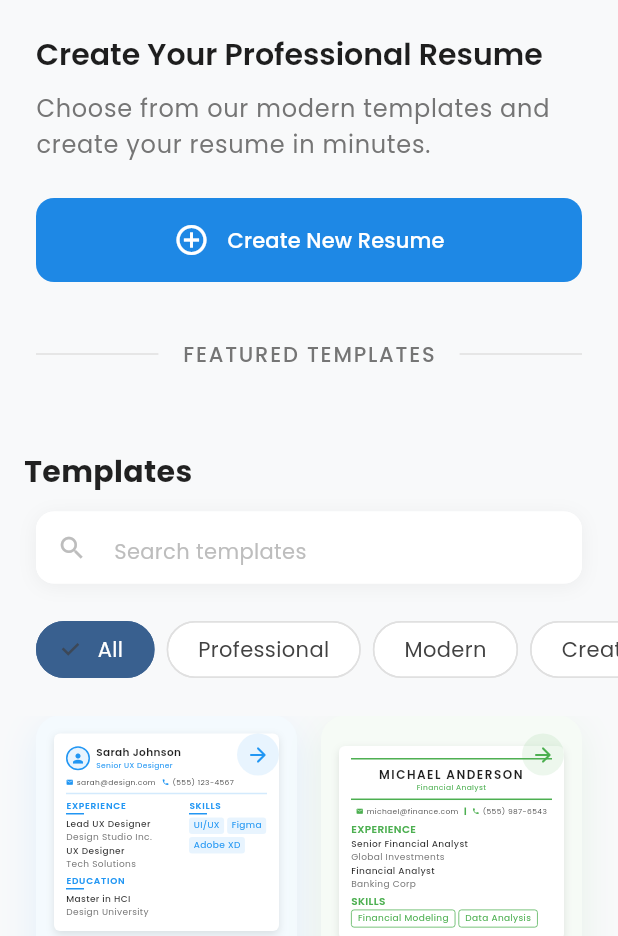
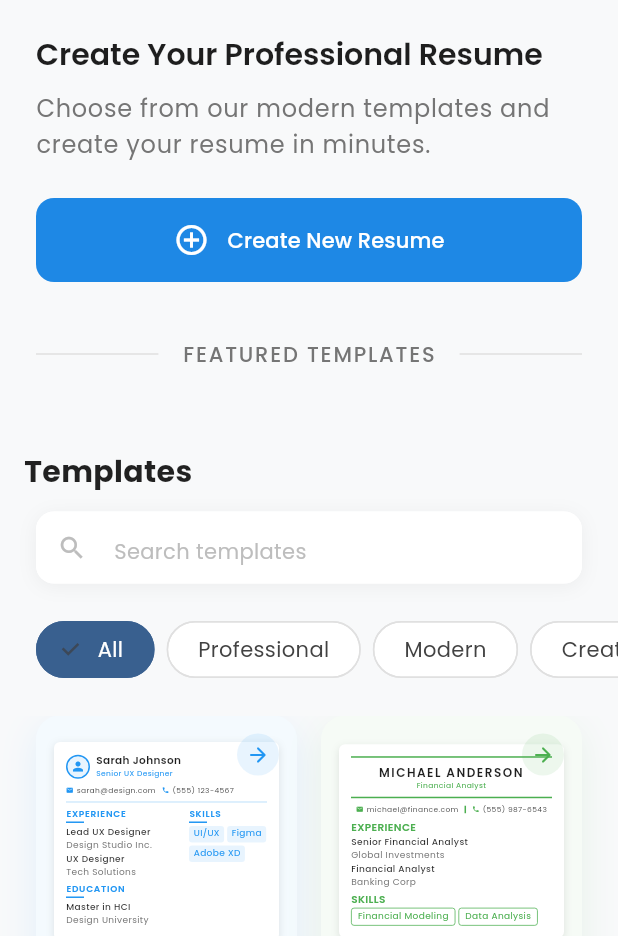
Before and after one commit to chamudithaperera/Flutter-Dart-project-07-Resume_Maker, a Flutter app: the screen it shows after launch, on a phone screen of 412 x 824 dp, the part 300-1236 px from its top. Run offline on Flutter 3.47's test engine with Material 3 defaults, Android fonts, the light colour scheme and no system bars; our stand-ins replace font_awesome_flutter, google_fonts, image_picker, pdf.

Commit message:
Refactor home_screen and resume_preview_page for improved code clarity and consistency
- Removed unused Google Fonts import from home_screen.dart for cleaner code.
- Updated ColorTheme instantiation to use 'const' for better performance in resume_preview_page.dart.
- Replaced Container with SizedBox in resume_preview_page.dart for more appropriate widget usage.
- Cleaned up layout in templates_page.dart by removing commented-out code and enhancing widget structure for better readability.

```diff
--- a/resume_maker/lib/screens/home_screen.dart
+++ b/resume_maker/lib/screens/home_screen.dart
@@ -1,5 +1,4 @@
 import 'package:flutter/material.dart';
-import 'package:google_fonts/google_fonts.dart';
 import 'templates_page.dart';
 import 'select_template_page.dart';
 
--- a/resume_maker/lib/screens/select_template_page.dart
+++ b/resume_maker/lib/screens/select_template_page.dart
@@ -1,6 +1,5 @@
 import 'package:flutter/material.dart';
 import 'package:google_fonts/google_fonts.dart';
-import '../services/template_service.dart';
 import 'template_cover_page.dart';
 
 class ResumePreviewCard extends StatelessWidget {
--- a/resume_maker/lib/screens/templates_page.dart
+++ b/resume_maker/lib/screens/templates_page.dart
@@ -220,7 +220,6 @@
             child: Column(
               crossAxisAlignment: CrossAxisAlignment.start,
               children: [
-                // Image/Preview Area
                 Expanded(
                   flex: 5,
                   child: Container(
@@ -262,9 +261,9 @@
                     ),
                   ),
                 ),
-
-                // Info & Button Area
-                Padding(
+                Expanded(
+                  flex: 3,
+                  child: Padding(
                     padding: const EdgeInsets.fromLTRB(12, 6, 12, 6),
                     child: Column(
                       mainAxisSize: MainAxisSize.min,
@@ -309,7 +308,7 @@
                           maxLines: 2,
                           overflow: TextOverflow.ellipsis,
                         ),
-                      const SizedBox(height: 8),
+                        const Spacer(),
                         SizedBox(
                           width: double.infinity,
                           height: 32,
@@ -354,6 +353,7 @@
                       ],
                     ),
                   ),
+                ),
               ],
             ),
           ),
```
Also changed, not shown: resume_maker/lib/screens/resume_preview_page.dart (+7 -7 lines), resume_maker/lib/services/template_service.dart (+8 -8 lines), screen shots/Screenshot 2025-04-18 at 7.28.45 PM.png (added), screen shots/Screenshot 2025-04-18 at 7.29.11 PM.png (added), screen shots/Screenshot 2025-04-18 at 7.29.20 PM.png (added), screen shots/Screenshot 2025-04-18 at 7.29.27 PM.png (added), screen shots/Screenshot 2025-04-18 at 7.29.34 PM.png (added), screen shots/Screenshot 2025-04-18 at 7.29.41 PM.png (added), screen shots/Screenshot 2025-04-18 at 7.32.35 PM.png (added), screen shots/Screenshot 2025-04-18 at 7.32.45 PM.png (added), screen shots/Screenshot 2025-04-18 at 7.32.52 PM.png (added), screen shots/Screenshot 2025-04-18 at 7.33.00 PM.png (added), screen shots/Screenshot 2025-04-18 at 7.33.06 PM.png (added). Lines whose indentation alone changed are shown as unchanged.
